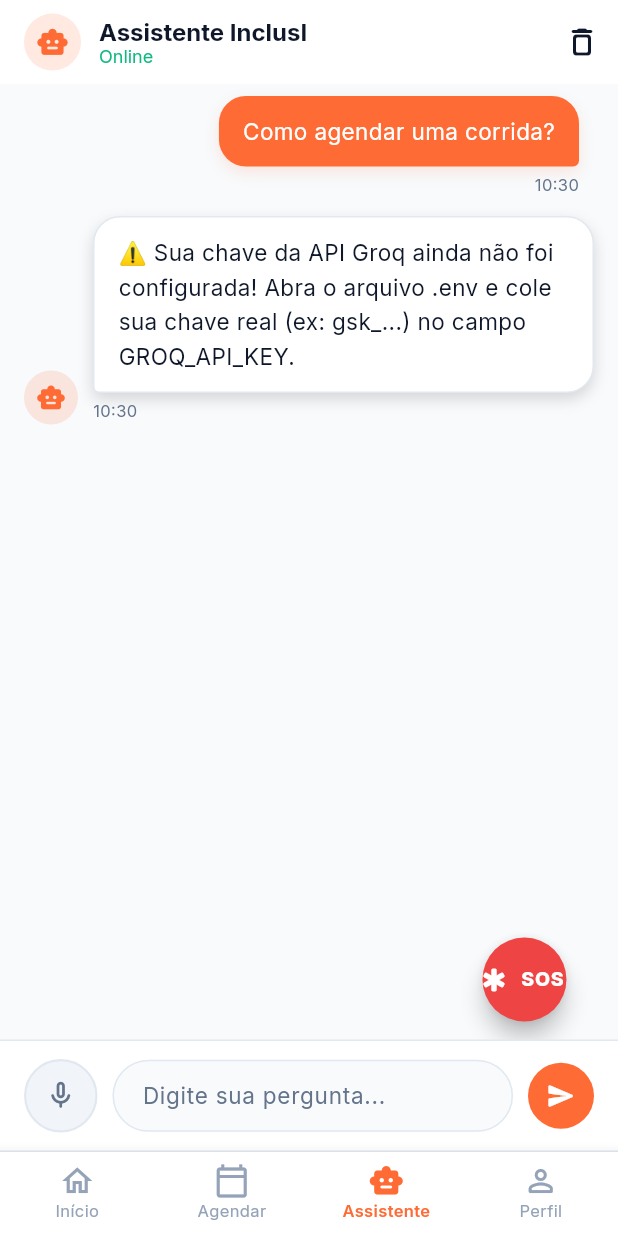
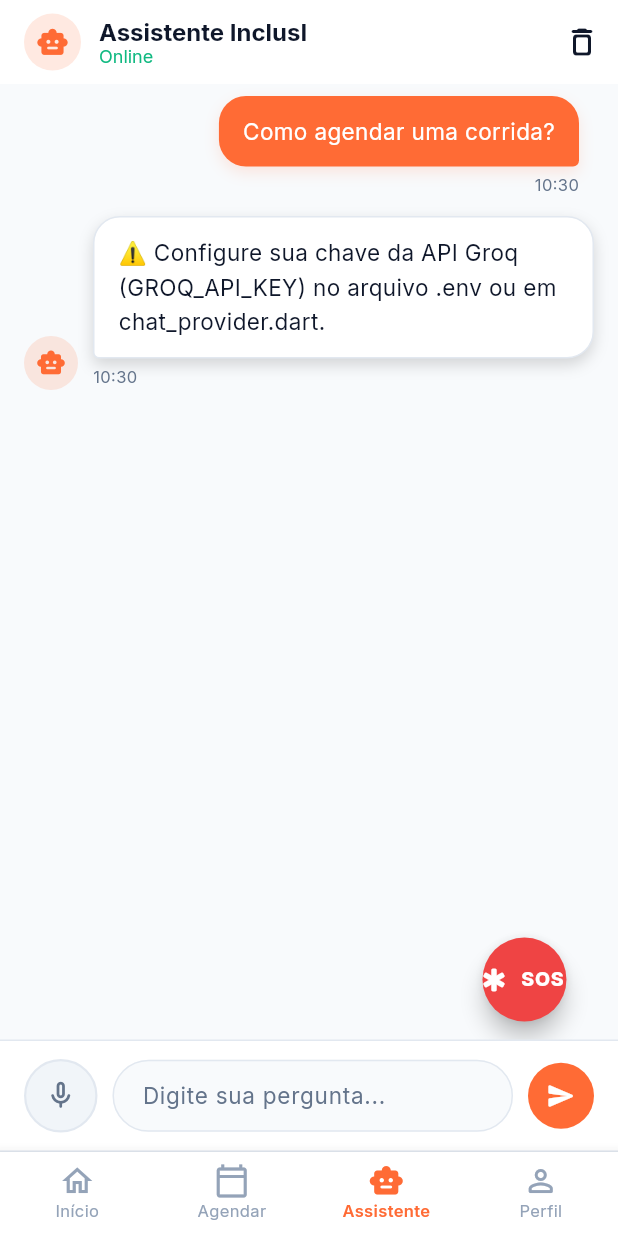
Before and after one commit to Ceruti056/Projeto-Incluse-Move-IA, a Flutter app: the ChatPage screen opened by its route, after a tap on "Como agendar uma corrida?", on a phone screen of 412 x 824 dp. Run offline on Flutter 3.47's test engine with Material 3 defaults, Android fonts, the phone set to English and light mode, and no system bars; drawn by our look-alikes of flutter_animate; our stand-ins replace cloud_firestore, firebase_auth, firebase_core, flutter_local_notifications, flutter_riverpod, flutter_tts and 5 more; missing offline and left inert: dart:js_interop; accounts and stored records are empty.

Commit message:
IA em Funcionamento/ Remoção Docker

```diff
--- a/inclusive_move/lib/features/chat/presentation/pages/chat_page.dart
+++ b/inclusive_move/lib/features/chat/presentation/pages/chat_page.dart
@@ -1,6 +1,3 @@
-// ============================================================================
-// features/chat/presentation/pages/chat_page.dart - Chat com Groq Cloud AI
-// ============================================================================
 // Assistente de IA usando a API Groq Cloud (Llama 3.3 70B Versatile).
 // Suporta entrada por texto e por voz (speech_to_text).
 // ============================================================================
@@ -326,8 +323,9 @@ class _ChatPageState extends ConsumerState<ChatPage> {
 
   Widget _buildEmptyState() {
     return Center(
-      child: Padding(
-        padding: const EdgeInsets.all(32),
+      child: SingleChildScrollView(
+        physics: const BouncingScrollPhysics(),
+        padding: const EdgeInsets.fromLTRB(24, 16, 24, 80),
         child: Column(
           mainAxisAlignment: MainAxisAlignment.center,
           children: [
--- a/inclusive_move/lib/features/chat/providers/chat_provider.dart
+++ b/inclusive_move/lib/features/chat/providers/chat_provider.dart
@@ -1,8 +1,12 @@
 // ============================================================================
 // features/chat/providers/chat_provider.dart - Provider do Chat com Groq Cloud AI
 // ============================================================================
-// Integra a API Groq Cloud (Llama 3.3 70B Versatile) para o assistente conversacional.
+// Integra a API Groq Cloud (openai/gpt-oss-120b) para o assistente conversacional.
 // Documentação: https://console.groq.com/docs/overview
+//
+// IMPORTANTE: Configure a chave da API no arquivo .env:
+//   GROQ_API_KEY=sua_chave_aqui
+// E rode o app com: flutter run --dart-define-from-file=.env
 // ============================================================================
 
 import 'dart:convert';
@@ -58,32 +62,32 @@ class ChatState {
 class ChatNotifier extends StateNotifier<ChatState> {
   ChatNotifier() : super(const ChatState());
 
-  /// Chave da API Groq Cloud (https://console.groq.com/)
-  /// Suporta tanto GROQ_API_KEY quanto GROK_API_KEY para compatibilidade
-  static const String _envGroqKey = String.fromEnvironment('GROQ_API_KEY');
-  static const String _envGrokKey = String.fromEnvironment('GROK_API_KEY');
+  /// Controle de taxa para não estourar o limite gratuito (RPM/TPM)
+  DateTime? _lastRequestTime;
 
+  /// Chave da API Groq — lida via --dart-define-from-file=.env
+  /// Variáveis aceitas: GROQ_API_KEY ou GROK_API_KEY (compatibilidade)
   static String get _apiKey {
-    if (_envGroqKey.isNotEmpty && !_envGroqKey.startsWith('YOUR_')) {
-      return _envGroqKey;
-    }
-    if (_envGrokKey.isNotEmpty && !_envGrokKey.startsWith('YOUR_')) {
-      return _envGrokKey;
-    }
+    const fromEnv = String.fromEnvironment('GROQ_API_KEY');
+    if (fromEnv.isNotEmpty && !fromEnv.startsWith('YOUR_')) return fromEnv;
+    const fromLegacy = String.fromEnvironment('GROK_API_KEY');
+    if (fromLegacy.isNotEmpty && !fromLegacy.startsWith('YOUR_')) return fromLegacy;
     return '';
   }
 
-  /// URL da API Groq Cloud
-  static const String _apiUrl = String.fromEnvironment(
-    'GROQ_API_URL',
-    defaultValue: 'https://api.groq.com/openai/v1/chat/completions',
-  );
+  /// URL da API Groq Cloud (padrão compatível com OpenAI)
+  static String get _apiUrl {
+    const fromEnv = String.fromEnvironment('GROK_API_URL');
+    if (fromEnv.isNotEmpty) return fromEnv;
+    return 'https://api.groq.com/openai/v1/chat/completions';
+  }
 
-  /// Modelo padrão solicitado: Llama 3.3 70B Versatile
-  static const String _model = String.fromEnvironment(
-    'GROQ_MODEL',
-    defaultValue: 'llama-3.3-70b-versatile',
-  );
+  /// Modelo padrão: openai/gpt-oss-120b
+  static String get _model {
+    const fromEnv = String.fromEnvironment('GROK_MODEL');
+    if (fromEnv.isNotEmpty) return fromEnv;
+    return 'openai/gpt-oss-120b';
+  }
 
   /// System prompt que define o comportamento do assistente
   static const String _systemPrompt = '''
@@ -99,15 +103,27 @@ Seu papel é:
 
 IMPORTANTE:
 - Responda SEMPRE em português brasileiro
+- Seja CONCISO e OBJETIVO (no máximo 2 ou 3 parágrafos curtos) para economizar tokens
 - Use linguagem simples, clara e respeitosa
 - Seja paciente e acolhedor, pois nosso público inclui idosos
 - Para informações críticas de segurança, sempre recomende o botão SOS
 - Não forneça informações médicas ou de saúde — recomende profissionais
 ''';
 
-  /// Envia uma mensagem e obtém resposta do Groq Cloud (Llama 3.3 70B Versatile)
+  /// Envia uma mensagem e obtém resposta do Groq Cloud usando openai/gpt-oss-120b com stream
   Future<void> sendMessage(String userMessage) async {
     if (userMessage.trim().isEmpty) return;
+
+    // Evita requisições sobrepostas
+    if (state.isLoading) return;
+
+    // Cooldown de 2s para evitar ultrapassar 30 RPM
+    final now = DateTime.now();
+    if (_lastRequestTime != null &&
+        now.difference(_lastRequestTime!) < const Duration(seconds: 2)) {
+      return;
+    }
+    _lastRequestTime = now;
 
     // Adiciona a mensagem do usuário
     final userMsg = ChatMessage(
@@ -126,72 +142,96 @@ IMPORTANTE:
     // Validação preventiva da chave da API
     if (_apiKey.isEmpty) {
       _handleError(
-        'Sua chave da API Groq ainda não foi configurada! Abra o arquivo .env e cole sua chave real (ex: gsk_...) no campo GROQ_API_KEY.',
+        'Configure sua chave da API Groq (GROQ_API_KEY) no arquivo .env ou em chat_provider.dart.',
       );
       return;
     }
 
     try {
-      // Monta o histórico de mensagens para contexto
+      // Monta o histórico de mensagens para contexto (últimas 4 msgs)
       final messagesHistory = [
         {
           'role': 'system',
           'content': _systemPrompt,
         },
-        // Inclui até as últimas 10 mensagens como contexto
-        ...state.messages.take(10).map(
-              (m) => {
-                'role': m.role == MessageRole.user ? 'user' : 'assistant',
-                'content': m.content,
-              },
-            ),
+        ...(state.messages.length > 4
+                ? state.messages.sublist(state.messages.length - 4)
+                : state.messages)
+            .map(
+          (m) => {
+            'role': m.role == MessageRole.user ? 'user' : 'assistant',
+            'content': m.content,
+          },
+        ),
       ];
 
-      // Chamada à API Groq Cloud (formato OpenAI-compatible)
-      final response = await http.post(
-        Uri.parse(_apiUrl),
-        headers: {
+      // Requisição para Groq Cloud com streaming e parâmetros do modelo openai/gpt-oss-120b
+      final client = http.Client();
+      final request = http.Request('POST', Uri.parse(_apiUrl))
+        ..headers.addAll({
           'Authorization': 'Bearer $_apiKey',
           'Content-Type': 'application/json',
-        },
-        body: jsonEncode({
+          'Accept': 'text/event-stream',
+        })
+        ..body = jsonEncode({
           'model': _model,
           'messages': messagesHistory,
-          'max_tokens': 1024,
           'temperature': 0.7,
-        }),
-      );
+          'max_completion_tokens': 512,
+          'top_p': 0.9,
+          'stream': true,
+          'reasoning_effort': 'low',
+          'stop': null,
+        });
 
-      if (response.statusCode == 200) {
-        final data = jsonDecode(utf8.decode(response.bodyBytes));
-        final content = data['choices'][0]['message']['content'] as String? ??
-            'Desculpe, não consegui entender. Tente novamente.';
+      final streamedResponse = await client.send(request);
 
-        // Adiciona a resposta do assistente
-        final assistantMsg = ChatMessage(
-          id: DateTime.now().millisecondsSinceEpoch.toString(),
-          content: content.trim(),
-          role: MessageRole.assistant,
-          timestamp: DateTime.now(),
-        );
+      if (streamedResponse.statusCode == 200) {
+        String accumulatedContent = '';
+        final assistantId = DateTime.now().millisecondsSinceEpoch.toString();
 
-        state = state.copyWith(
-          messages: [...state.messages, assistantMsg],
-          isLoading: false,
-        );
-      } else if (response.statusCode == 401) {
+        await for (final line in streamedResponse.stream
+            .transform(utf8.decoder)
+            .transform(const LineSplitter())) {
+          final trimmed = line.trim();
+          if (trimmed.isEmpty) continue;
+          if (trimmed == 'data: [DONE]') break;
+          if (trimmed.startsWith('data: ')) {
+            try {
+              final jsonStr = trimmed.substring(6);
+              final data = jsonDecode(jsonStr);
+              final delta = data['choices']?[0]?['delta'];
+              final chunk = delta?['content'] as String?;
+              if (chunk != null && chunk.isNotEmpty) {
+                accumulatedContent += chunk;
+                _updateOrAddAssistantMessage(assistantId, accumulatedContent);
+              }
+            } catch (_) {}
+          }
+        }
+
+        if (accumulatedContent.isEmpty) {
+          _updateOrAddAssistantMessage(
+            assistantId,
+            'Desculpe, não consegui entender. Tente novamente.',
+          );
+        } else {
+          state = state.copyWith(isLoading: false);
+        }
+      } else if (streamedResponse.statusCode == 401) {
         _handleError(
           'Chave da API Groq inválida. Verifique sua chave no arquivo .env (https://console.groq.com/keys).',
         );
-      } else if (response.statusCode == 429) {
+      } else if (streamedResponse.statusCode == 429) {
         _handleError(
           'Limite de requisições excedido no Groq Cloud. Aguarde alguns instantes e tente novamente.',
         );
       } else {
+        final errorBytes = await streamedResponse.stream.toBytes();
         String errorMessage =
-            'Erro ao conectar ao assistente (${response.statusCode}).';
+            'Erro ao conectar ao assistente (${streamedResponse.statusCode}).';
         try {
-          final errorData = jsonDecode(utf8.decode(response.bodyBytes));
+          final errorData = jsonDecode(utf8.decode(errorBytes));
           if (errorData is Map) {
             final err = errorData['error'];
             if (err is Map && err['message'] != null) {
@@ -206,6 +246,28 @@ IMPORTANTE:
     } catch (e) {
       _handleError(
         'Erro de conexão com o assistente Groq. Verifique sua rede e tente novamente.',
+      );
+    }
+  }
+
+  /// Atualiza uma mensagem existente em streaming ou adiciona uma nova
+  void _updateOrAddAssistantMessage(String id, String content) {
+    final existingIndex = state.messages.indexWhere((m) => m.id == id);
+    final msg = ChatMessage(
+      id: id,
+      content: content.trimLeft(),
+      role: MessageRole.assistant,
+      timestamp: DateTime.now(),
+    );
+
+    if (existingIndex >= 0) {
+      final updatedList = List<ChatMessage>.from(state.messages);
+      updatedList[existingIndex] = msg;
+      state = state.copyWith(messages: updatedList, isLoading: false);
+    } else {
+      state = state.copyWith(
+        messages: [...state.messages, msg],
+        isLoading: false,
       );
     }
   }
```
